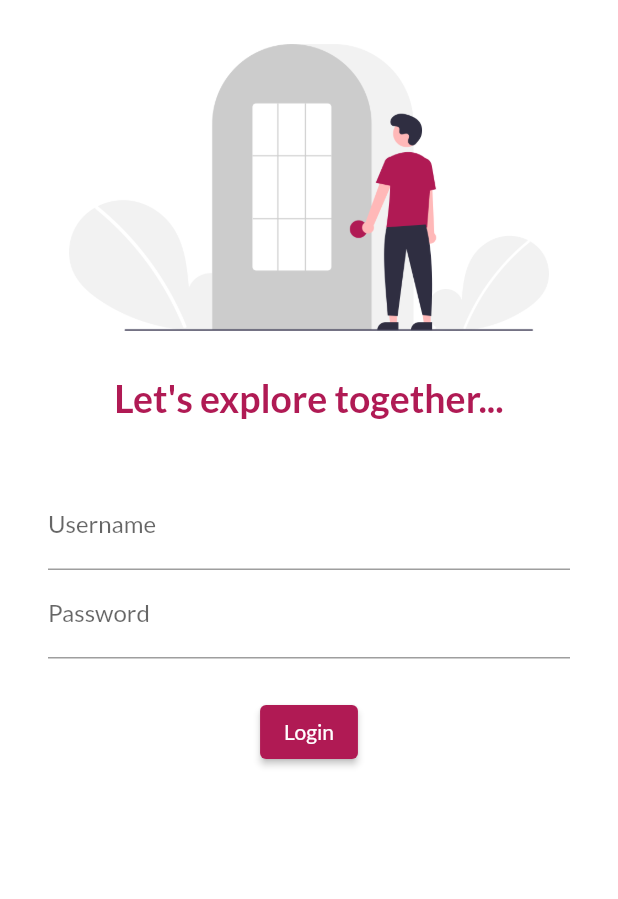
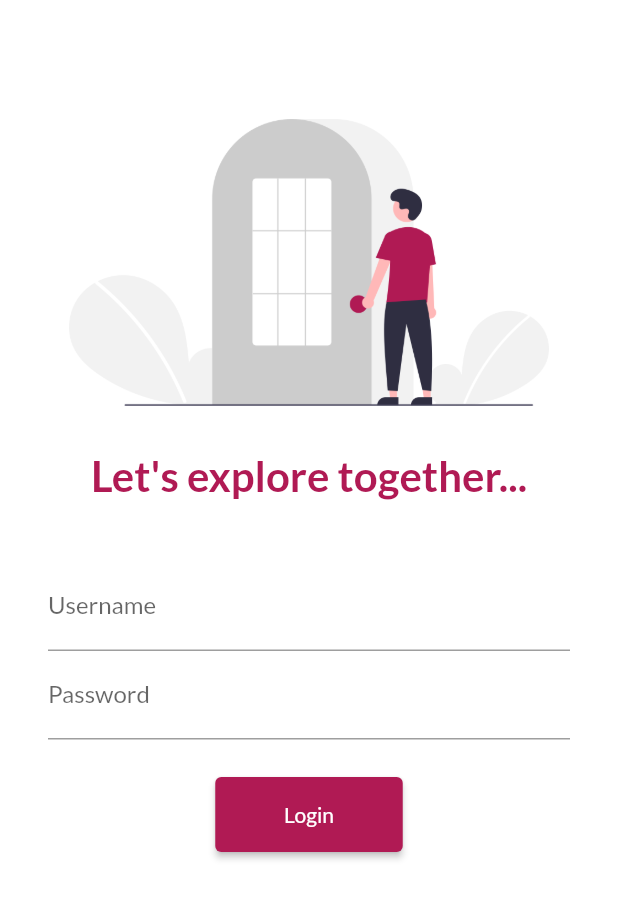
Before and after one commit to muhammadnumanlatif/catalog-app, a Flutter app: the screen it shows after launch, on a phone screen of 412 x 824 dp. Shown: the top 899 px of the screen. Run offline on Flutter 3.47's test engine with Material 2 defaults, Android fonts, the phone set to English and light mode, and no system bars; our stand-ins replace google_fonts.

Commit message:
15May2021

```diff
--- a/lib/pages/app/app.dart
+++ b/lib/pages/app/app.dart
@@ -23,8 +23,8 @@ class MyApp extends StatelessWidget {
       initialRoute: "/",
       routes: {
         "/": (context) => LoginPage(),
-        "/home": (context) => HomePage(),
-        "/login": (context) => LoginPage(),
+        CARoute.homeRoute: (context) => HomePage(),
+        CARoute.loginRoute: (context) => LoginPage(),
       },
     );
   }
--- a/lib/pages/auth/login.dart
+++ b/lib/pages/auth/login.dart
@@ -8,8 +8,13 @@ class LoginPage extends StatelessWidget {
   Widget build(BuildContext context) {
     return Material(
       color: Colors.white,
+      child: SingleChildScrollView(
         child: Column(
           children: [
+            //*space
+            SizedBox(
+              height: 50,
+            ),
             Image.asset(
               'assets/images/login.png',
               fit: BoxFit.contain,
@@ -23,7 +28,7 @@ class LoginPage extends StatelessWidget {
               'Let\'s explore together...',
               style: TextStyle(
                 color: CAColor.dark,
-              fontSize: 25,
+                fontSize: 28,
                 fontWeight: FontWeight.bold,
               ),
             ),
@@ -65,9 +70,11 @@ class LoginPage extends StatelessWidget {
                     ),
                     style: TextButton.styleFrom(
                       backgroundColor: CAColor.dark,
+                      minimumSize: Size(125, 50),
                     ),
                     onPressed: () {
-                    print('avine tech');
+                      //*print('avine tech');
+                      Navigator.pushNamed(context, CARoute.homeRoute);
                     },
                   ),
                 ],
@@ -75,6 +82,7 @@ class LoginPage extends StatelessWidget {
             ),
           ],
         ),
+      ),
     );
   }
 }
--- a/lib/utils/constants.dart
+++ b/lib/utils/constants.dart
@@ -5,8 +5,13 @@ class CAColor {
   static const light = Color(0xffff87af);
   static const dark = Color(0xffb01a54);
   static const black = Color(0xff000000);
-  static Color  white = Color(0xffffffff).withOpacity(0.85);
+  static Color white = Color(0xffffffff).withOpacity(0.85);
   static const success = Colors.green;
   static const error = Colors.red;
   static const transparent = Colors.transparent;
 }
+
+class CARoute {
+  static const loginRoute = '/login';
+  static const homeRoute = '/home';
+}
```
Lines whose indentation alone changed are shown as unchanged.
